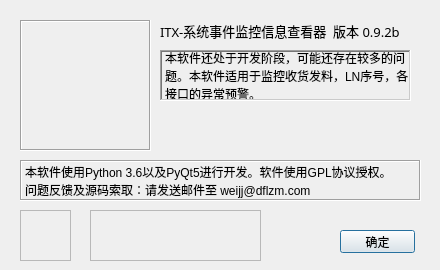
ITX-Snowhare/Python_DFLZM_System_Event_Watcher, file data/about.ui: the form before one commit.
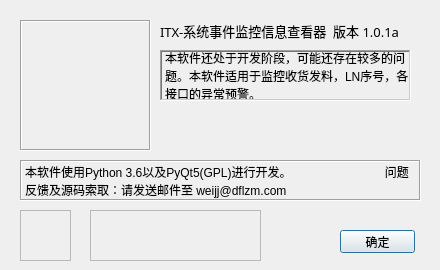
The form after the commit. Icons and pictures are not drawn.

```diff
--- a/data/about.ui
+++ b/data/about.ui
@@ -66,7 +66,7 @@
     </font>
    </property>
    <property name="text">
-    <string>ITX-系统事件监控信息查看器  版本 0.9.2b</string>
+    <string>ITX-系统事件监控信息查看器  版本 1.0.1a</string>
    </property>
   </widget>
   <widget class="QLabel" name="label_3">
@@ -85,7 +85,7 @@
     <enum>QFrame::Sunken</enum>
    </property>
    <property name="text">
-    <string>本软件使用Python 3.6以及PyQt5进行开发。软件使用GPL协议授权。              问题反馈及源码索取：请发送邮件至 weijj@dflzm.com</string>
+    <string>本软件使用Python 3.6以及PyQt5(GPL)进行开发。                            问题反馈及源码索取：请发送邮件至 weijj@dflzm.com</string>
    </property>
    <property name="scaledContents">
     <bool>true</bool>
```
